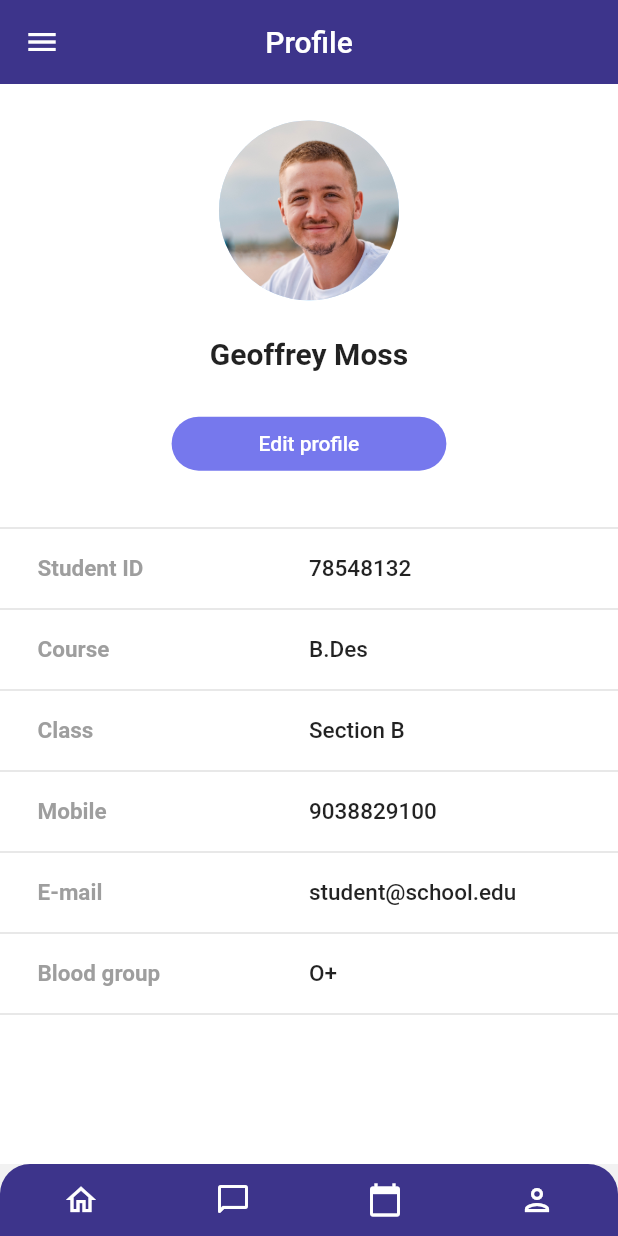
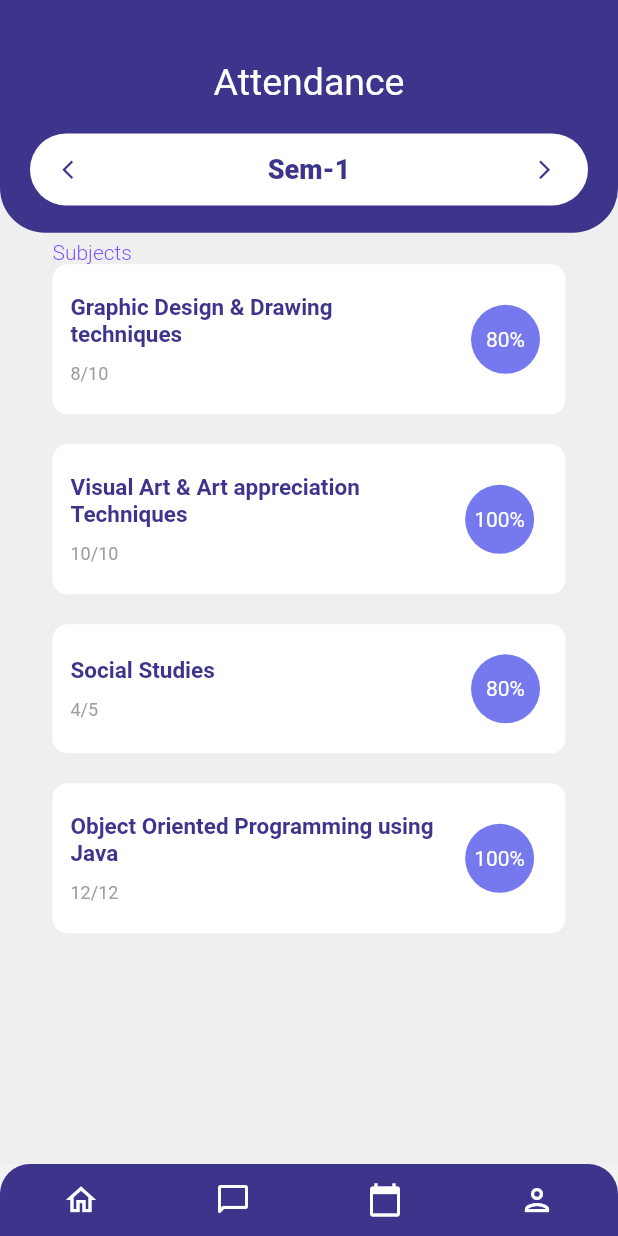
Before and after one commit to intecc-services/edtech_app_demo, a Flutter app: the screen it shows after launch, on a phone screen of 412 x 824 dp. Run offline on Flutter 3.47's test engine with Material 2 defaults, Android fonts, the phone set to English and light mode, and no system bars.

Commit message:
attendance page

```diff
--- /dev/null
+++ b/lib/Events/display.dart
@@ -0,0 +1,17 @@
+import 'package:flutter/material.dart';
+
+class EventDisplay extends StatefulWidget {
+  const EventDisplay({Key? key}) : super(key: key);
+
+  @override
+  State<EventDisplay> createState() => _EventDisplayState();
+}
+
+class _EventDisplayState extends State<EventDisplay> {
+  @override
+  Widget build(BuildContext context) {
+    return Scaffold(
+      body: Column(),
+    );
+  }
+}
--- /dev/null
+++ b/lib/attendance.dart
@@ -0,0 +1,158 @@
+import 'package:edtech_app_demo/bottom_bar.dart';
+import 'package:flutter/material.dart';
+
+class Attendance extends StatefulWidget {
+  const Attendance({Key? key}) : super(key: key);
+
+  @override
+  State<Attendance> createState() => _AttendanceState();
+}
+
+class _AttendanceState extends State<Attendance> {
+  @override
+  Widget build(BuildContext context) {
+    return Scaffold(
+      backgroundColor: Color(0xffEFEFEF),
+      body: Column(
+        children: [
+          //The top part that contains attendance and the below button
+          Expanded(
+            flex: 2,
+            child: Container(
+              decoration: const BoxDecoration(
+                  borderRadius: BorderRadius.only(
+                      bottomLeft: Radius.circular(30),
+                      bottomRight: Radius.circular(30)),
+                  color: Color(0xff3D348B)),
+              child: Column(
+                crossAxisAlignment: CrossAxisAlignment.center,
+                children: [
+                  SizedBox(
+                    height: 40,
+                  ),
+                  Text(
+                    'Attendance',
+                    style: TextStyle(
+                      color: Colors.white,
+                      fontSize: 25,
+                    ),
+                  ),
+                  Container(
+                    margin: EdgeInsets.symmetric(horizontal: 20, vertical: 20),
+                    padding: EdgeInsets.symmetric(horizontal: 5, vertical: 0),
+                    decoration: BoxDecoration(
+                        borderRadius: BorderRadius.circular(30),
+                        color: Colors.white),
+                    child: TopButton('Sem-1'),
+                  )
+                ],
+              ),
+            ),
+          ),
+          //Body section that contains subjects and marks
+          Expanded(
+            flex: 8,
+            child: Container(
+              padding: EdgeInsets.symmetric(vertical: 5, horizontal: 35),
+              child: ListView(
+                children: [
+                  Text(
+                    'Subjects',
+                    style: TextStyle(
+                        color: Colors.deepPurpleAccent,
+                        fontWeight: FontWeight.w300),
+                  ),
+                  AttendanceBox(
+                      'Graphic Design & Drawing techniques', '8/10', '80%'),
+                  AttendanceBox('Visual Art & Art appreciation Techniques',
+                      '10/10', '100%'),
+                  AttendanceBox('Social Studies', '4/5', '80%'),
+                  AttendanceBox(
+                      'Object Oriented Programming using Java', '12/12', '100%')
+                ],
+              ),
+            ),
+          )
+        ],
+      ),
+      bottomNavigationBar: Bottom_Bar(),
+    );
+  }
+}
+
+Widget TopButton(String sem) {
+  return Row(
+    mainAxisAlignment: MainAxisAlignment.spaceBetween,
+    children: [
+      IconButton(
+          onPressed: () {},
+          icon: Icon(
+            Icons.arrow_back_ios,
+            size: 15,
+            color: Color(0xff3D348B),
+          )),
+      Text(
+        sem,
+        style: TextStyle(
+            color: Color(0xff3D348B),
+            fontWeight: FontWeight.w900,
+            fontSize: 18),
+      ),
+      IconButton(
+          onPressed: () {},
+          icon: Icon(
+            Icons.arrow_forward_ios,
+            size: 15,
+            color: Color(0xff3D348B),
+          ))
+    ],
+  );
+}
+
+Widget AttendanceBox(String subject, String ratio, String percentage) {
+  return Container(
+    margin: EdgeInsets.only(bottom: 20),
+    padding: EdgeInsets.symmetric(vertical: 20, horizontal: 12),
+    decoration: BoxDecoration(
+      color: Colors.white,
+      borderRadius: BorderRadius.circular(10),
+    ),
+    child: Row(
+      mainAxisAlignment: MainAxisAlignment.spaceBetween,
+      children: [
+        Expanded(
+          child: Column(
+            mainAxisAlignment: MainAxisAlignment.spaceBetween,
+            crossAxisAlignment: CrossAxisAlignment.start,
+            children: [
+              Text(
+                subject,
+                style: TextStyle(
+                    color: Color(0xff3D348B),
+                    fontWeight: FontWeight.bold,
+                    fontSize: 15),
+              ),
+              SizedBox(height: 10),
+              Text(
+                ratio,
+                style: TextStyle(color: Colors.grey, fontSize: 12),
+              ),
+            ],
+          ),
+        ),
+        Container(
+          margin: EdgeInsets.only(left: 10),
+          padding: EdgeInsets.all(15),
+          decoration: BoxDecoration(
+            color: Color(0xff7678ED),
+            shape: BoxShape.circle,
+          ),
+          child: Text(
+            percentage,
+            style: TextStyle(color: Colors.white),
+          ),
+        )
+      ],
+    ),
+  );
+}
--- a/lib/main.dart
+++ b/lib/main.dart
@@ -1,4 +1,4 @@
-import 'package:edtech_app_demo/profile.dart';
+import 'package:edtech_app_demo/attendance.dart';
 import 'package:edtech_app_demo/theme_data.dart';
 import 'package:flutter/material.dart';
 
@@ -10,7 +10,7 @@ class edtech_app extends StatelessWidget {
   Widget build(BuildContext context) {
     return MaterialApp(
       theme: customTheme,
-      home: Profile(),
+      home: Attendance(),
     );
   }
 }
```
